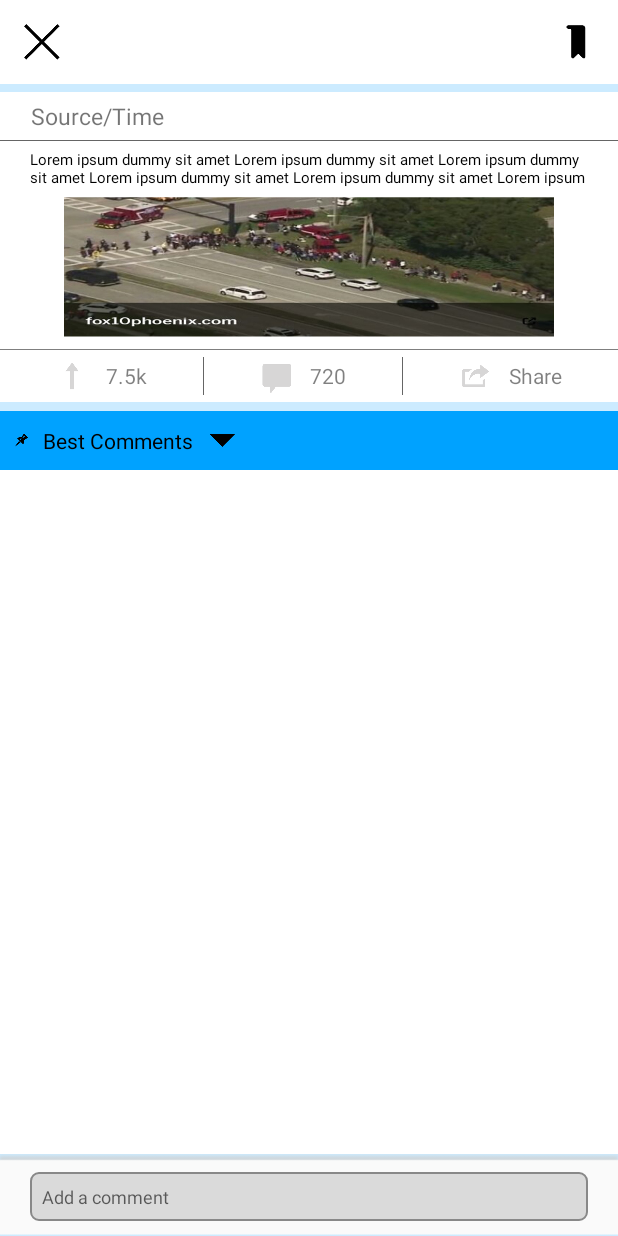
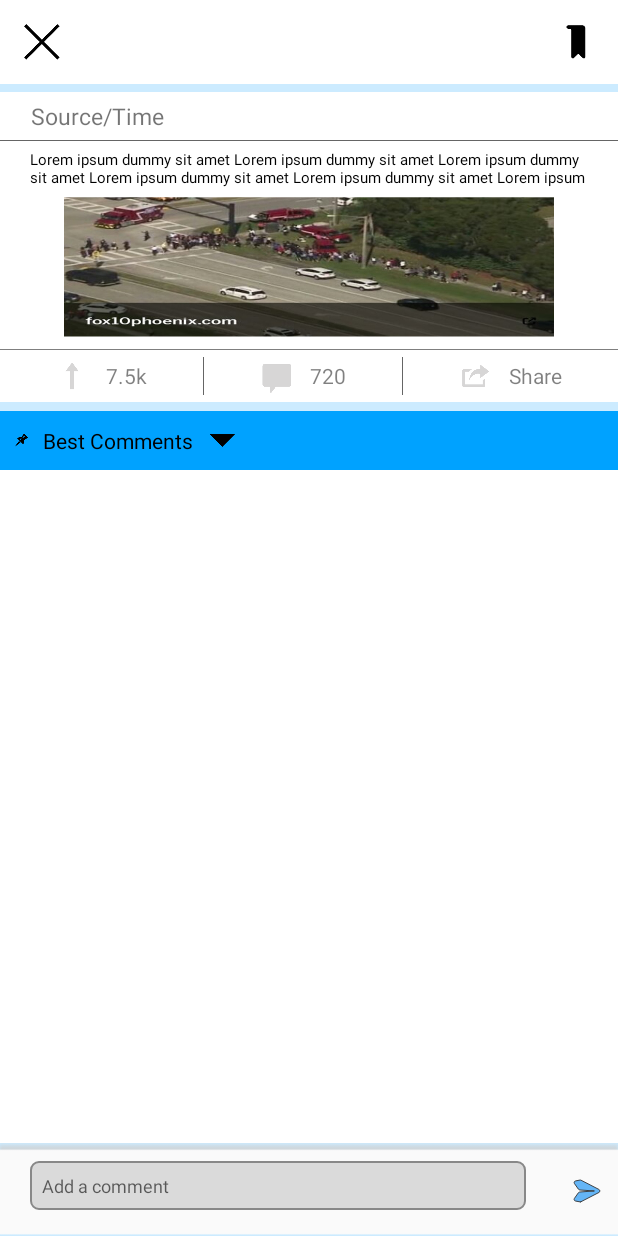
Before and after one commit to avi-nitb/NewsFeed, an Android app: the layout activity_comments.xml on its own in the app's theme, with its tools: preview values and no code run, on a phone screen of 412 x 824 dp. Run offline under Robolectric (Android 15) with nearby library versions, the phone set to English and light mode, and no system bars.

Commit message:
by avinash

```diff
--- a/app/src/main/AndroidManifest.xml
+++ b/app/src/main/AndroidManifest.xml
@@ -46,7 +46,7 @@
             android:label="@string/title_activity_home"
             android:screenOrientation="sensorPortrait"
             android:theme="@style/AppTheme"
-            android:windowSoftInputMode="adjustNothing"></activity>
+            android:windowSoftInputMode="adjustPan"></activity>
 
 
         <activity
--- a/app/src/main/java/com/paulfy/fragments/HomeTabFragment.java
+++ b/app/src/main/java/com/paulfy/fragments/HomeTabFragment.java
@@ -185,6 +185,9 @@ public class HomeTabFragment extends CustomFragment implements CustomFragment.Re
             popularTab_adapter = new PopularTab_Adapter(HomeTabFragment.this, newsdata);
             rv_news.setAdapter(popularTab_adapter);
             popularTab_adapter.notifyDataSetChanged();
+        }else if (callNumber==4 && o.optInt("code")==200){
+            popularTab_adapter.notifyDataSetChanged();
+
         }
 
     }
--- /dev/null
+++ b/app/src/main/res/drawable/ic_send.xml
@@ -0,0 +1,7 @@
+<vector android:height="40dp" android:viewportHeight="48"
+    android:viewportWidth="48" android:width="40dp" xmlns:android="http://schemas.android.com/apk/res/android">
+    <path android:fillColor="#64b5f6"
+        android:pathData="M19.2243,32.6339l14.0414,-7.4678c0.9611,-0.5112 0.9612,-1.8884 0.0002,-2.3997l-13.8682,-7.3789c-0.2795,-0.1487 -0.6021,-0.1952 -0.9122,-0.1314l-3.3565,0.6904c-0.9496,0.1953 -1.3952,1.2936 -0.8501,2.0953l2.9996,4.412c0.2987,0.4393 0.7828,0.717 1.3128,0.753l11.1421,0.7576l-11.3849,0.847c-0.414,0.0308 -0.7911,0.2491 -1.0241,0.5927l-3.0756,4.5366c-0.5483,0.8088 -0.0895,1.9147 0.8704,2.0977l3.5578,0.6782C18.8635,32.7523 19.0566,32.7231 19.2243,32.6339z"
+        android:strokeColor="#303030" android:strokeLineCap="round"
+        android:strokeLineJoin="round" android:strokeWidth="0.7"/>
+</vector>
--- a/app/src/main/res/layout/activity_comments.xml
+++ b/app/src/main/res/layout/activity_comments.xml
@@ -188,14 +188,21 @@
         </android.support.v7.widget.RecyclerView>
     </LinearLayout>
 
-    <RelativeLayout
+    <LinearLayout
         android:id="@+id/rl_bottom"
         android:layout_width="match_parent"
+        android:weightSum="10"
         android:layout_height="wrap_content"
         android:layout_alignParentBottom="true"
         android:background="@drawable/footer_bg">
 
+        <LinearLayout
+            android:layout_width="0dp"
+            android:layout_weight="9"
+            android:layout_height="wrap_content">
+
         <EditText
+            android:id="@+id/edt_comment"
             android:layout_width="match_parent"
             android:layout_height="wrap_content"
             android:layout_marginBottom="10dp"
@@ -206,5 +213,20 @@
             android:hint="Add a comment"
             android:padding="8dp"
             android:textSize="12sp" />
-    </RelativeLayout>
+        </LinearLayout>
+
+    <LinearLayout
+        android:layout_width="0dp"
+        android:layout_weight="1"
+        android:layout_height="wrap_content">
+        <TextView
+            android:id="@+id/btn_postComment"
+            android:layout_width="match_parent"
+            android:layout_height="wrap_content"
+            android:layout_marginBottom="10dp"
+            android:layout_marginTop="12dp"
+            android:background="@drawable/ic_send"
+            android:padding="8dp"/>
+    </LinearLayout>
+    </LinearLayout>
 </RelativeLayout>
--- a/app/src/main/res/layout/item_comments.xml
+++ b/app/src/main/res/layout/item_comments.xml
@@ -7,6 +7,7 @@
     android:orientation="vertical">
 
     <TextView
+        android:id="@+id/username"
         android:layout_width="match_parent"
         android:layout_height="wrap_content"
         android:layout_marginLeft="15dp"
@@ -22,6 +23,7 @@
         android:background="@color/white">
 
         <TextView
+            android:id="@+id/txt_comment"
             android:layout_width="match_parent"
             android:layout_height="wrap_content"
             android:layout_marginLeft="15dp"
```
Also changed, not shown: app/src/main/java/com/paulfy/CommentsActivity.java (+63 -2 lines), app/src/main/java/com/paulfy/NewsDetailsActivity.java (+12 -0 lines), app/src/main/java/com/paulfy/adpter/CommentsAdapter.java (+11 -7 lines), app/src/main/java/com/paulfy/adpter/PopularTab_Adapter.java (+30 -0 lines), app/src/main/java/com/paulfy/model/NewsModel.java (+68 -1 lines).
